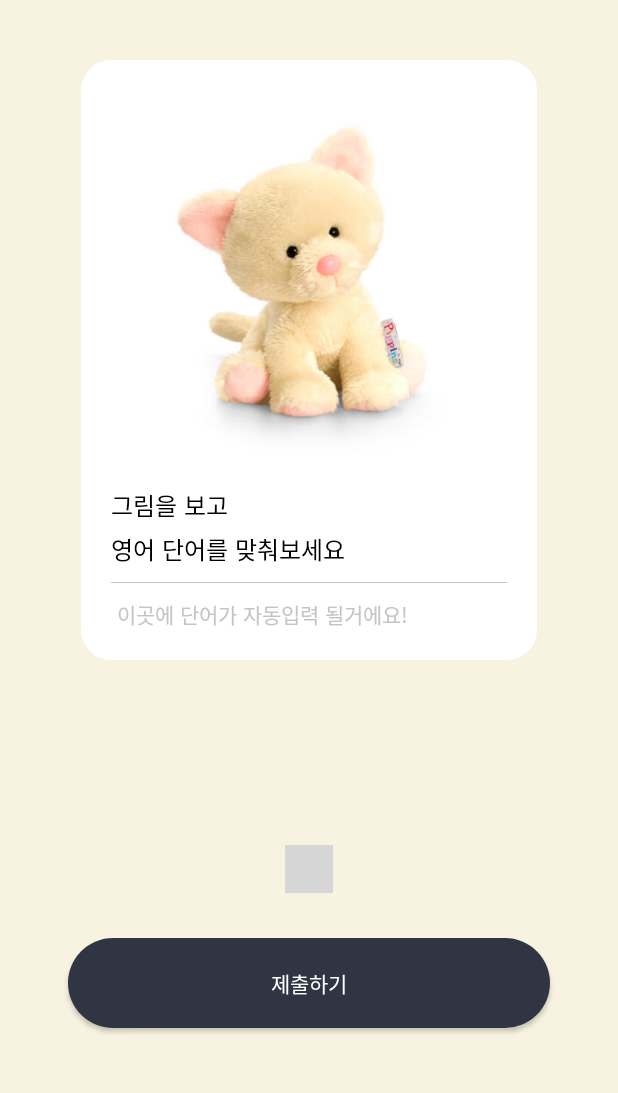
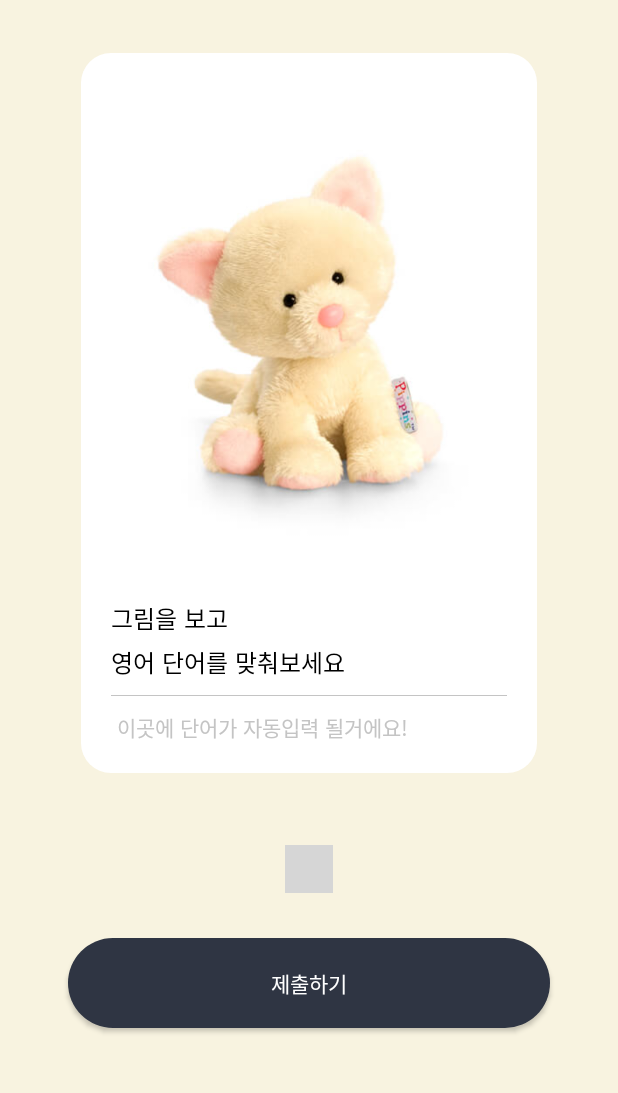
Before and after one commit to Capjjang23/RightNow-Android, an Android app: the QuizFragment screen opened through its navigation route, on a phone screen of 412 x 824 dp, the part 130-1223 px from its top. Run offline under Robolectric (Android 15) with nearby library versions, the phone set to English and light mode, and no system bars; our stand-ins replace data binding; plain views replace DotsIndicator; 2 statements that could not run were skipped; grey boxes are pictures that could not be loaded.

Commit message:
권한 설정 & 녹음 1초 제한

```diff
--- a/app/src/main/java/com/example/rightnow/base/BaseFragment.kt
+++ b/app/src/main/java/com/example/rightnow/base/BaseFragment.kt
@@ -16,6 +16,8 @@ import androidx.navigation.fragment.findNavController
 
 abstract class BaseFragment<B: ViewDataBinding> (@LayoutRes private  val layoutResourceId: Int) :
     Fragment() {
+
+    val PERMISSIONS_REQUEST: Int = 101
 
     // protected abstract val viewModel: VM
     protected lateinit var binding: B
--- a/app/src/main/java/com/example/rightnow/model/PostTestModel.kt
+++ b/app/src/main/java/com/example/rightnow/model/PostTestModel.kt
@@ -1,9 +1,6 @@
 package com.example.rightnow.model
 
 data class PostTestModel (
-//    val id: Int,
-//    val byteArray: ByteArray,
-//    val length: Int
     val predicted_alphabet:String
 
 )
--- a/app/src/main/java/com/example/rightnow/ui/LoadFragment.kt
+++ b/app/src/main/java/com/example/rightnow/ui/LoadFragment.kt
@@ -1,10 +1,13 @@
 package com.example.rightnow.ui
 
+import android.os.Handler
+import android.os.Looper
 import com.android.example.travalue.base.BaseFragment
 import com.example.rightnow.R
 import com.example.rightnow.databinding.FragmentLoadBinding
 
 class LoadFragment  : BaseFragment<FragmentLoadBinding>(R.layout.fragment_load) {
+    private val LOADING_TIME = 1000L // 로딩 화면 시간 (ms)
 
     override fun initStartView() {
         super.initStartView()
@@ -13,6 +16,12 @@ class LoadFragment  : BaseFragment<FragmentLoadBinding>(R.layout.fragment_load)
     override fun initDataBinding() {
         super.initDataBinding()
 
+        // 로딩 화면을 일정 시간 동안 보여줌
+        Handler(Looper.getMainLooper()).postDelayed({
+            // 다음 화면으로 이동
+            navController.navigate(R.id.action_loadFragment_to_startFragment)
+        }, LOADING_TIME)
+
 
     }
 
@@ -20,10 +29,6 @@ class LoadFragment  : BaseFragment<FragmentLoadBinding>(R.layout.fragment_load)
     override fun initAfterBinding() {
         super.initAfterBinding()
 
-        binding.startScreen.setOnClickListener {
-            navController.navigate(R.id.action_loadFragment_to_startFragment)
-        }
-
     }
 
 }
--- a/app/src/main/java/com/example/rightnow/ui/QuizFragment.kt
+++ b/app/src/main/java/com/example/rightnow/ui/QuizFragment.kt
@@ -3,10 +3,14 @@ package com.example.rightnow.ui
 import android.media.AudioRecord
 import android.media.MediaRecorder
 import android.os.Build
+import android.os.Environment
+import android.util.Log
 import androidx.viewpager2.widget.ViewPager2
 import com.android.example.travalue.base.BaseFragment
+import com.example.rightnow.common.AudioRecorder
 import com.example.rightnow.R
 import com.example.rightnow.databinding.FragmentQuizBinding
+import java.util.*
 import kotlin.collections.ArrayList
 
 
@@ -65,10 +69,22 @@ class QuizFragment  : BaseFragment<FragmentQuizBinding>(R.layout.fragment_quiz)
 
         binding.dotsIndicator.setViewPager2(binding.viewPager2)
 
+        // 녹음 파일 이름
+        var filePath = Environment.getExternalStorageDirectory().absolutePath+"/Download/"+Date().time.toString()+".aac"
+
+        // 녹음 시작
+        val audioRecorder = AudioRecorder()
+        audioRecorder.startRecording(filePath)
+        Log.d("[mmihye] startRecording : ", filePath)
+
+
         // 정답 제출
         binding.btnCheck.setOnClickListener {
-            val action = QuizFragmentDirections.actionQuizFragmentToQuizResultDialog(answer)
-            navController.navigate(action)
+//            val action = QuizFragmentDirections.actionQuizFragmentToQuizResultDialog(answer)
+//            navController.navigate(action)
+            context?.let { it1 -> audioRecorder.restartRecording(it1) }
+            filePath = Environment.getExternalStorageDirectory().absolutePath+"/Download/"+Date().time.toString()+".aac"
+            audioRecorder.startRecording(filePath)
 
         }
 
--- a/app/src/main/res/layout/fragment_quiz.xml
+++ b/app/src/main/res/layout/fragment_quiz.xml
@@ -39,14 +39,14 @@
     <androidx.viewpager2.widget.ViewPager2
         android:id="@+id/viewPager2"
         android:layout_width="0dp"
-        android:layout_height="400dp"
-        android:layout_marginTop="40dp"
+        android:layout_height="480dp"
+        android:layout_marginTop="35dp"
+        android:clipChildren="false"
+        android:clipToPadding="false"
         android:elevation="8dp"
         app:layout_constraintEnd_toEndOf="parent"
         app:layout_constraintStart_toStartOf="parent"
-        app:layout_constraintTop_toBottomOf="@+id/small_logo"
-        android:clipToPadding="false"
-        android:clipChildren="false"/>
+        app:layout_constraintTop_toBottomOf="@+id/small_logo" />
 
     <com.tbuonomo.viewpagerdotsindicator.DotsIndicator
         android:id="@+id/dotsIndicator"
--- a/app/src/main/res/layout/fragment_start.xml
+++ b/app/src/main/res/layout/fragment_start.xml
@@ -23,7 +23,7 @@
         android:layout_width="321dp"
         android:layout_height="60dp"
         android:layout_marginStart="60dp"
-        android:layout_marginBottom="130dp"
+        android:layout_marginBottom="75dp"
         android:background="@drawable/btn_black_round_30"
         android:fontFamily="@font/scdream5"
         android:text="시작하기"
```
Also changed, not shown: app/src/main/java/com/example/rightnow/apiManager/RecordApiManager.kt (+2 -29 lines), app/src/main/java/com/example/rightnow/common/AudioRecorder.kt (renamed from app/src/main/java/com/example/rightnow/AudioRecorder.kt, +22 -13 lines), app/src/main/java/com/example/rightnow/ui/StartFragment.kt (+49 -55 lines).
